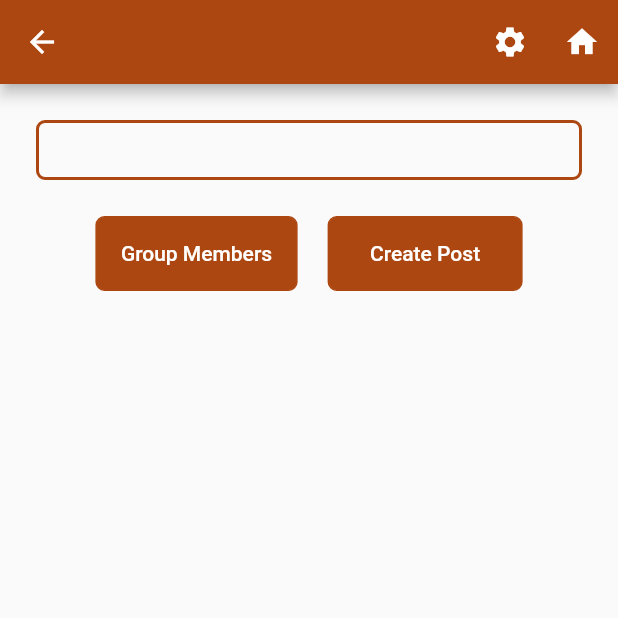
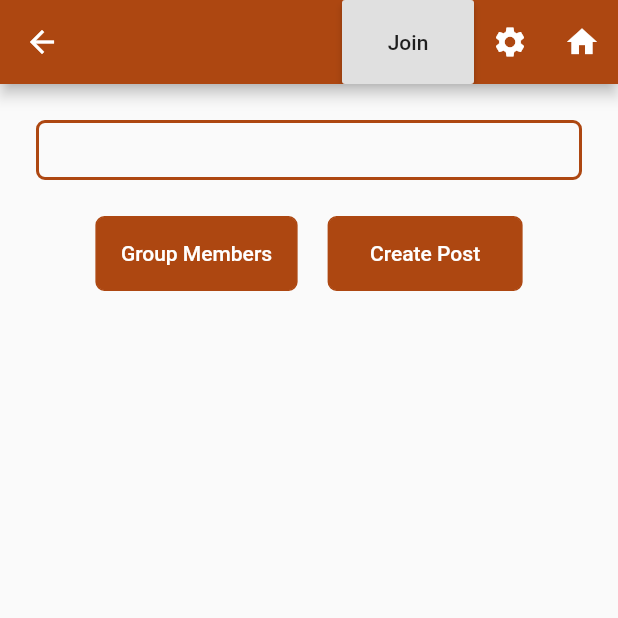
Before and after one commit to nicks189/StringCenter, a Flutter app: the GroupPage screen opened directly with empty values, on a phone screen of 412 x 824 dp, the top half of it. Run offline on Flutter 3.47's test engine with Material 2 defaults, Android fonts, the phone set to English and light mode, and no system bars; our stand-ins replace image_picker; accounts and stored records are empty; network calls fail.

Commit message:
Add join/leave group buttons

```diff
--- a/lib/views/group_page.dart
+++ b/lib/views/group_page.dart
@@ -1,5 +1,6 @@
 import 'package:flutter/material.dart';
 import 'dart:convert';
+import 'dart:async';
 
 import 'package:ss_5/util/globals.dart' as globals;
 import 'package:ss_5/data/post.dart';
@@ -79,6 +80,29 @@ class _GroupPageState extends State<GroupPage> {
     }
   }
 
+  Future<List> _getGroupMembers() async {
+    List<String> userList = new List<String>();
+    var url =
+        "http://proj-309-ss-5.cs.iastate.edu:3000/api/get-group-members/$_groupName";
+    try {
+      String responseBody = await getRequestAuthorization(url);
+      Map js = json.decode(responseBody);
+      print("decoded json map: " + js.toString());
+      print("js['usernames'].length: " + js['usernames'].length.toString());
+      for (int i = 0; i < js['usernames'].length; i++) {
+        userList.add(js['usernames'][i]);
+      }
+    } catch (exception) {
+      print("exception getGroupMembers" + exception.toString());
+    }
+    return userList;
+  }
+
+  Future<bool>_checkIsInGroup() async {
+    List<String> userList = await _getGroupMembers();
+    return userList.contains(globals.user.username);
+  }
+
   _joinGroup() async {
     Map m = new Map();
     try {
@@ -110,10 +134,27 @@ class _GroupPageState extends State<GroupPage> {
   void initState() {
     _getPostList().then((widgetList) {
       widgetList = _generateWidgets();
-      setState(() {
-        _widgetList = widgetList;
+      _checkIsInGroup().then((isInGroup) {
+        setState(() {
+          _isInGroup = isInGroup;
+          _widgetList = widgetList;
+        });
       });
     });
+  }
+
+  RaisedButton _generateJoinButton() {
+    if (_isInGroup) {
+      return new RaisedButton(
+        onPressed: _leaveGroup,
+        child: new Text('Leave'),
+      );
+    } else {
+      return new RaisedButton(
+        onPressed: _joinGroup,
+        child: new Text('Join'),
+      );
+    }
   }
 
   List<Widget> _generateWidgets() {
@@ -173,11 +214,8 @@ class _GroupPageState extends State<GroupPage> {
 
   @override
   Widget build(BuildContext context) {
-    if (_widgetList == null) {
-      return new Container(
-          child: new Column(children: [
-        new Text("Loading..."),
-      ]));
+    if (_widgetList == null || _isInGroup == null) {
+      return new Container();
     }
     var spacer = new SizedBox(height: 32.0);
     return new Scaffold(
@@ -185,6 +223,7 @@ class _GroupPageState extends State<GroupPage> {
         backgroundColor: globals.themeColor,
         title: new Text(_groupName),
         actions: <Widget>[
+          _generateJoinButton(),
           new IconButton(
               icon: new Icon(Icons.settings),
               onPressed: () {
```
